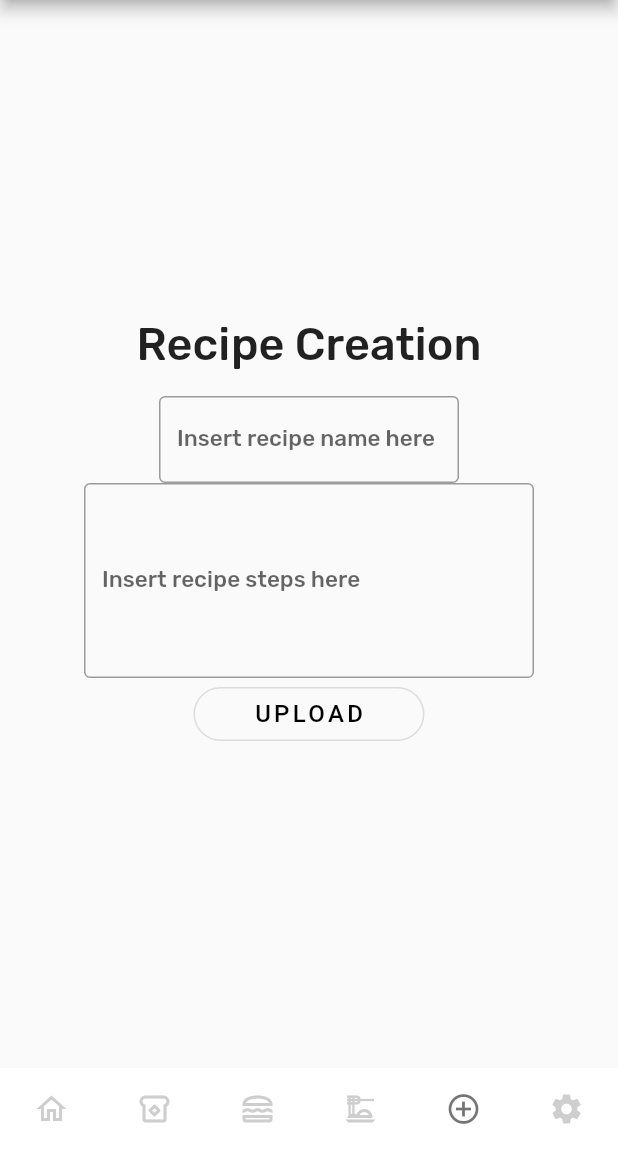
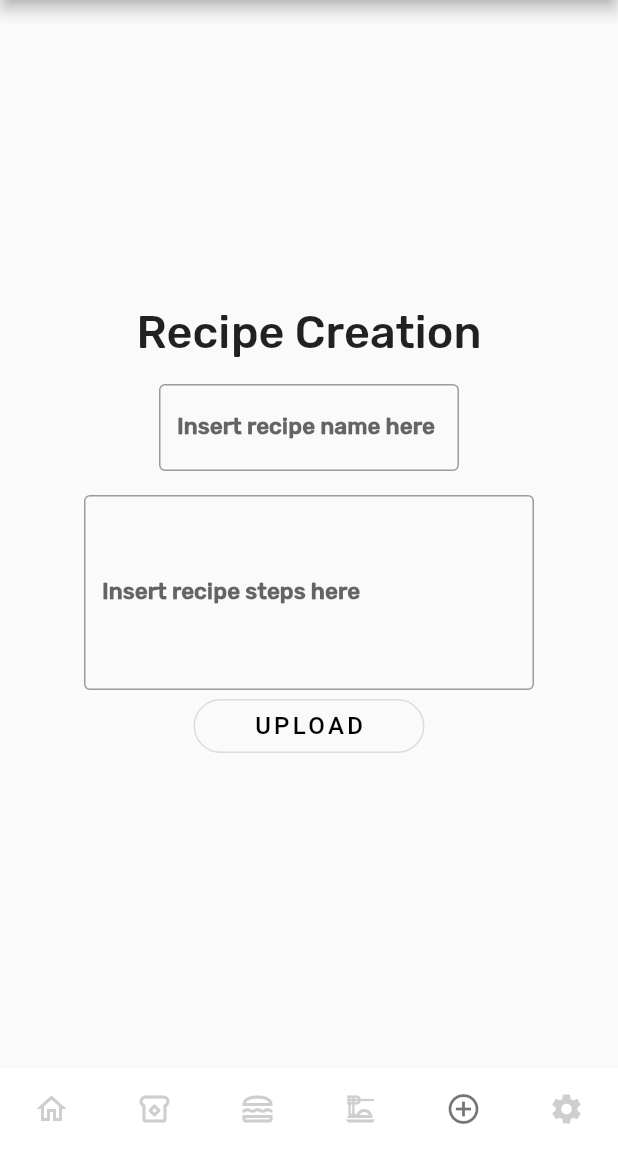
Before and after one commit to Akierion/mobile-platform-development-app, a Flutter app: the screen it shows after launch, item 5 of the bottom bar chosen, on a phone screen of 412 x 824 dp, the part 84-1236 px from its top. Run offline on Flutter 3.47's test engine with Material 2 defaults, Android fonts, the phone set to English and light mode, and no system bars.

Commit message:
changed create new recipe page
added a space between first textbox and second

```diff
--- a/lib/pages/create_new_recipe_page.dart
+++ b/lib/pages/create_new_recipe_page.dart
@@ -17,10 +17,11 @@ class CreateNewRecipePage extends StatelessWidget {
                 Text(''),
                 SizedBox(
                   width: 200,
-                  child: TextField (decoration: InputDecoration(border: OutlineInputBorder(), labelText: 'Insert recipe name here',), style: TextStyle(fontSize: 15.0, fontFamily: 'Rubik',), maxLines: 1,)),
+                  child: TextField (decoration: InputDecoration(border: OutlineInputBorder(), labelText: 'Insert recipe name here',), style: TextStyle(fontSize: 15.0, fontFamily: 'Rubik', fontWeight: FontWeight.bold), maxLines: 1,)),
+                Text(''),
                 SizedBox(
                   width: 300,
-                  child: TextField (decoration: InputDecoration(border: OutlineInputBorder(), labelText: 'Insert recipe steps here',), style: TextStyle(fontSize: 15.0, fontFamily: 'Rubik',), maxLines: 5,)),
+                  child: TextField (decoration: InputDecoration(border: OutlineInputBorder(), labelText: 'Insert recipe steps here',), style: TextStyle(fontSize: 15.0, fontFamily: 'Rubik', fontWeight: FontWeight.bold), maxLines: 5,)),
                 SizedBox(
                 child: OutlinedButton (
                   style: OutlinedButton.styleFrom(
@@ -31,7 +32,7 @@ class CreateNewRecipePage extends StatelessWidget {
                   ),
                   onPressed: (){},
                   child: Text('UPLOAD', style: TextStyle(
-                      fontSize: 16, letterSpacing: 2.2, color: Colors.black)
+                      fontSize: 16, letterSpacing: 2.2, color: Colors.black),
                   ),
                 ),
                 )],
```
